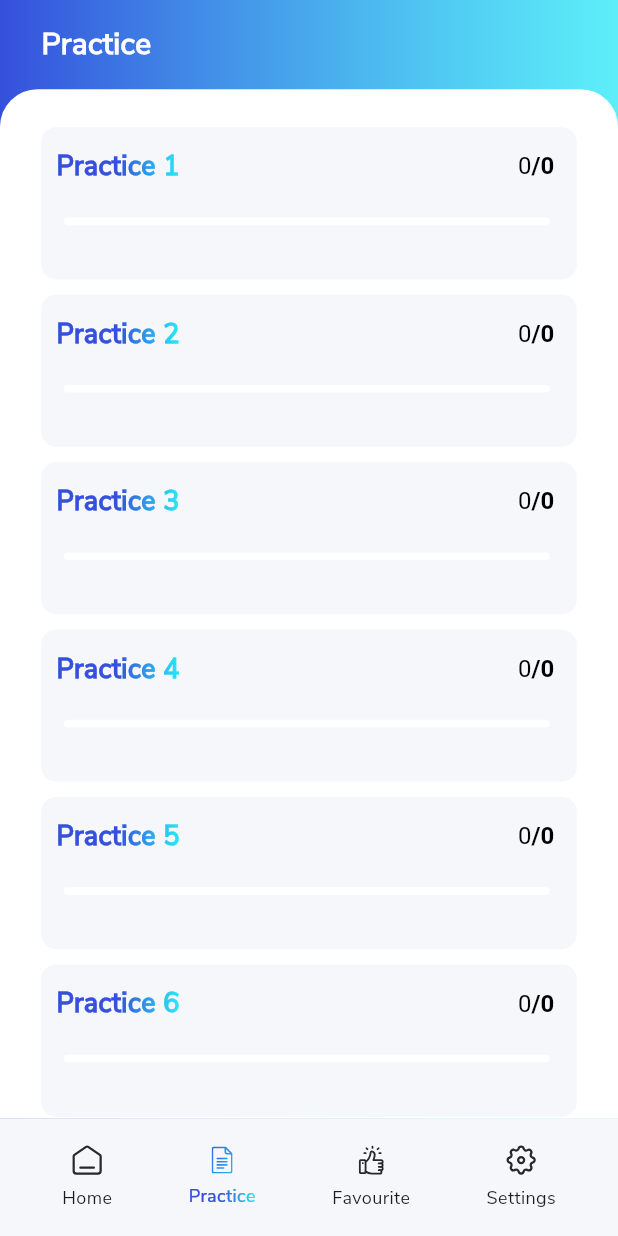
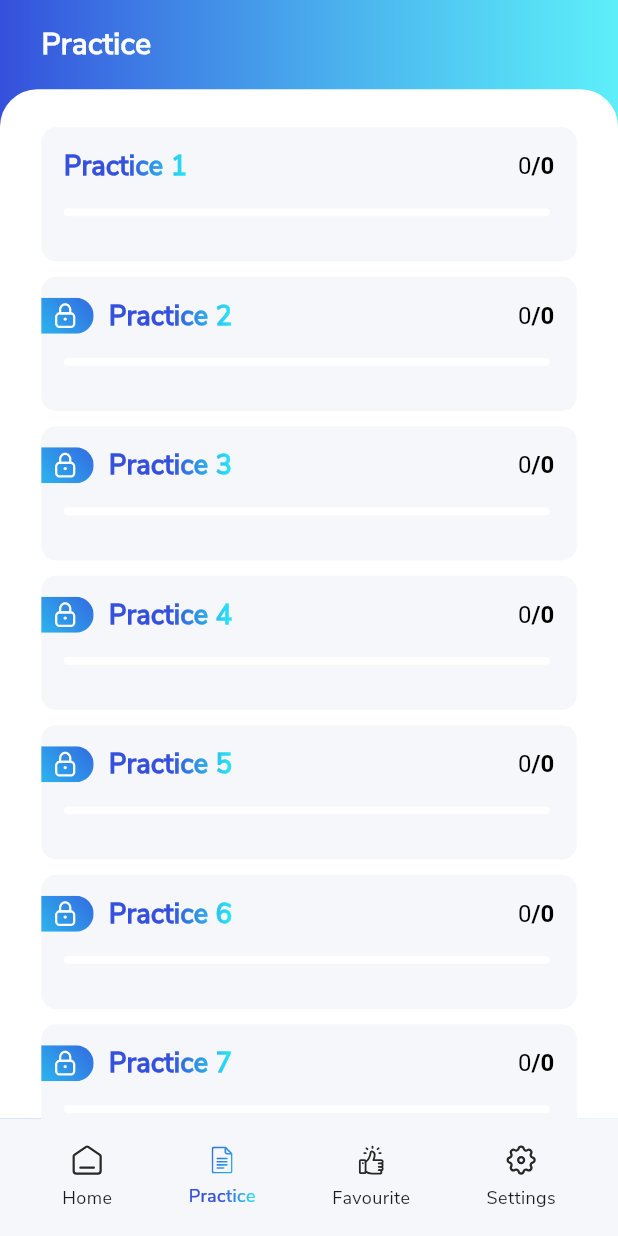
Before and after one commit to s0urav-hald3r/PDD-KZ, a Flutter app: the screen it shows after launch, after a tap on "Таңдаулылар", on a phone screen of 412 x 824 dp. Run offline on Flutter 3.47's test engine with Material 3 defaults, Android fonts, the phone set to English and light mode, and no system bars; drawn by our look-alikes of percent_indicator, simple_gradient_text, skeletonizer; our stand-ins replace cached_network_image, flutter_svg, freezed_annotation, get, get_storage, in_app_review and 2 more; missing offline and left inert: flutter_pdfview; generated files the repository leaves out were written again; network calls fail.

Commit message:
feat(practice): enhance practice card layout and functionality
- Update PracticeCard to include dynamic SVG icons for locked tutorials
- Refactor layout to improve responsiveness with BoxConstraints
- Enhance progress display with real-time updates and improved text styling
- Modify timer settings in TimerController for extended duration
- Update LocaleController to utilize LocalStorage for locale management
- Ensure saved practice set loading only occurs when practice sets are available

```diff
--- a/lib/components/practice_card.dart
+++ b/lib/components/practice_card.dart
@@ -1,10 +1,12 @@
 import 'package:exam_app/config/colors.dart';
+import 'package:exam_app/config/icons.dart';
 import 'package:exam_app/controllers/practice_controller.dart';
 import 'package:exam_app/controllers/timer_controller.dart';
 import 'package:exam_app/services/navigator_key.dart';
 import 'package:exam_app/utils/extension.dart';
 import 'package:exam_app/views/q_a_page.dart';
 import 'package:flutter/material.dart';
+import 'package:flutter_svg/flutter_svg.dart';
 import 'package:get/get.dart';
 import 'package:percent_indicator/linear_percent_indicator.dart';
 import 'package:simple_gradient_text/simple_gradient_text.dart';
@@ -43,20 +45,21 @@ class _PracticeCardState extends State<PracticeCard> {
       },
       child: Container(
         width: MediaQuery.of(context).size.width,
-        height: 100.h,
+        constraints: BoxConstraints(
+          minHeight: 85.h,
+        ),
         margin: EdgeInsets.only(top: 10.h, left: 25.w, right: 25.w),
         decoration: BoxDecoration(
           color: greyColor,
           borderRadius: BorderRadius.circular(10),
         ),
-        child: Stack(clipBehavior: Clip.none, children: [
-          Column(children: [
+        child: Column(children: [
           const SizedBox(height: 13),
           Row(children: [
-              // if (widget.index != 0 && !HomeController.instance.isProUser)
-              //   SvgPicture.asset(lockTutorialsIcon)
-              // else
-              //   const SizedBox(width: 5),
+            if (widget.index != 0)
+              SvgPicture.asset(lockTutorialsIcon)
+            else
+              const SizedBox(width: 5),
             const SizedBox(width: 10),
             GradientText(
               'Practice ${widget.index + 1}',
@@ -91,7 +94,7 @@ class _PracticeCardState extends State<PracticeCard> {
             }),
             const SizedBox(width: 15),
           ]),
-            const Spacer(),
+          SizedBox(height: 15.h),
           Row(
             children: [
               const SizedBox(width: 15),
@@ -114,7 +117,7 @@ class _PracticeCardState extends State<PracticeCard> {
               const SizedBox(width: 15),
             ],
           ),
-            const Spacer(),
+          SizedBox(height: 15.h),
           Obx(() {
             return Row(children: [
               const SizedBox(width: 15),
@@ -128,7 +131,6 @@ class _PracticeCardState extends State<PracticeCard> {
                     fontSize: 12,
                   ),
                 ),
-                const Spacer(),
               if (controller.isPracticeSetComplete)
                 Text(
                   'Answered'.tr,
@@ -138,31 +140,31 @@ class _PracticeCardState extends State<PracticeCard> {
                     fontSize: 12,
                   ),
                 ),
-                const SizedBox(width: 15),
-              ]);
-            }),
-            const SizedBox(height: 15),
-          ]),
-          Obx(() {
-            if (controller.practiceSetLen > 0 &&
-                controller.questionAnswered > 0) {
-              return Positioned(
-                right: -20,
-                top: -20,
-                child: IconButton(
-                  onPressed: () {
+              const Spacer(),
+              if (controller.questionAnswered > 0 ||
+                  controller.isPracticeSetComplete)
+                InkWell(
+                  onTap: () {
                     controller.resetPracticeSet();
                   },
-                  icon: const Icon(
+                  child: Container(
+                    padding: const EdgeInsets.all(5),
+                    margin: EdgeInsets.only(right: 15.w),
+                    decoration: BoxDecoration(
+                      color: whiteColor,
+                      borderRadius: BorderRadius.circular(10),
+                    ),
+                    child: const Icon(
                       Icons.refresh,
                       color: primaryColor,
                     ),
                   ),
-              );
-            }
-
-            return const SizedBox.shrink();
+                )
+              else
+                const SizedBox.shrink(),
+            ]);
           }),
+          const SizedBox(height: 15),
         ]),
       ),
     );
--- a/lib/controllers/locale_controller.dart
+++ b/lib/controllers/locale_controller.dart
@@ -1,9 +1,8 @@
+import 'package:exam_app/services/local_storage.dart';
 import 'package:flutter/material.dart';
 import 'package:get/get.dart';
-import 'package:get_storage/get_storage.dart';
 
 class LocaleController extends GetxController implements Translations {
-  final _storage = GetStorage();
   final String _localeKey = 'locale';
 
   Locale? get currentLocale => _getStoredLocale();
@@ -50,7 +49,7 @@ class LocaleController extends GetxController implements Translations {
 
   void changeLocale(String languageCode, String countryCode) {
     final locale = Locale(languageCode, countryCode);
-    _storage.write(_localeKey, {
+    LocalStorage.setData(_localeKey, {
       'languageCode': languageCode,
       'countryCode': countryCode,
     });
@@ -58,7 +57,7 @@ class LocaleController extends GetxController implements Translations {
   }
 
   Locale? _getStoredLocale() {
-    final localeData = _storage.read(_localeKey);
+    final localeData = LocalStorage.getData(_localeKey);
     if (localeData != null) {
       return Locale(
         localeData['languageCode'],
--- a/lib/controllers/practice_controller.dart
+++ b/lib/controllers/practice_controller.dart
@@ -51,7 +51,7 @@ class PracticeController extends GetxController {
 
     String? savedPracticeSet = LocalStorage.getData('set_$currentSetIndex');
 
-    if (savedPracticeSet != null) {
+    if (savedPracticeSet != null && praciceSets.isNotEmpty) {
       // Load saved practice state
       temp = (jsonDecode(savedPracticeSet) as List)
           .map((e) => PracticeSetModel.fromJson(e as Map<String, dynamic>))
--- a/lib/controllers/timer_controller.dart
+++ b/lib/controllers/timer_controller.dart
@@ -6,7 +6,7 @@ import 'package:exam_app/services/local_storage.dart';
 import 'package:exam_app/components/quiz_completion_dialog.dart';
 
 class TimerController extends GetxController {
-  RxInt sec = (1 * 60).obs;
+  RxInt sec = (30 * 60).obs;
 
   Timer? _timer;
 
@@ -27,10 +27,10 @@ class TimerController extends GetxController {
       if (savedSec != null) {
         sec.value = savedSec;
       } else {
-        sec.value = 1 * 60;
+        sec.value = 30 * 60;
       }
     } else {
-      sec.value = 1 * 60;
+      sec.value = 30 * 60;
     }
 
     _timer?.cancel(); // Cancel any existing timer before starting a new one
```
Lines whose indentation alone changed are shown as unchanged.
